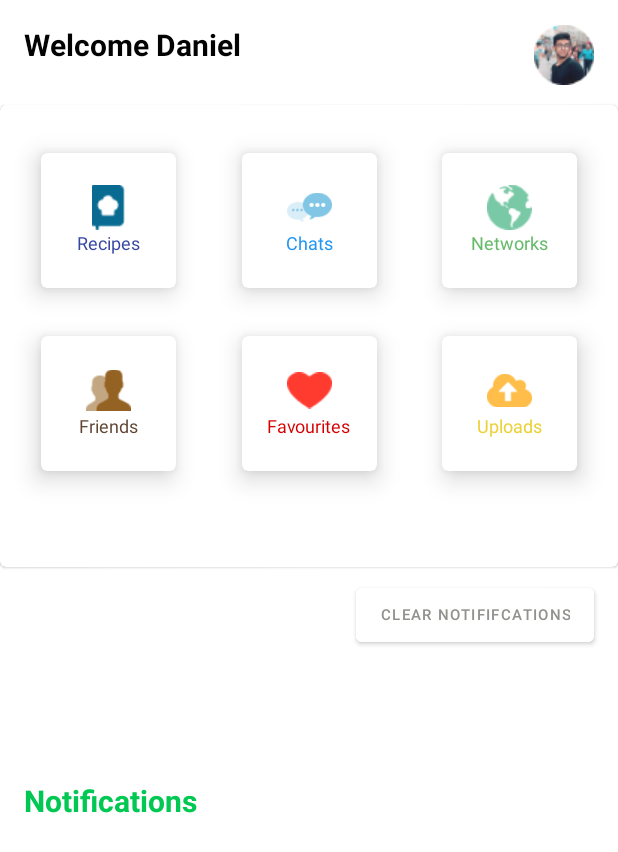
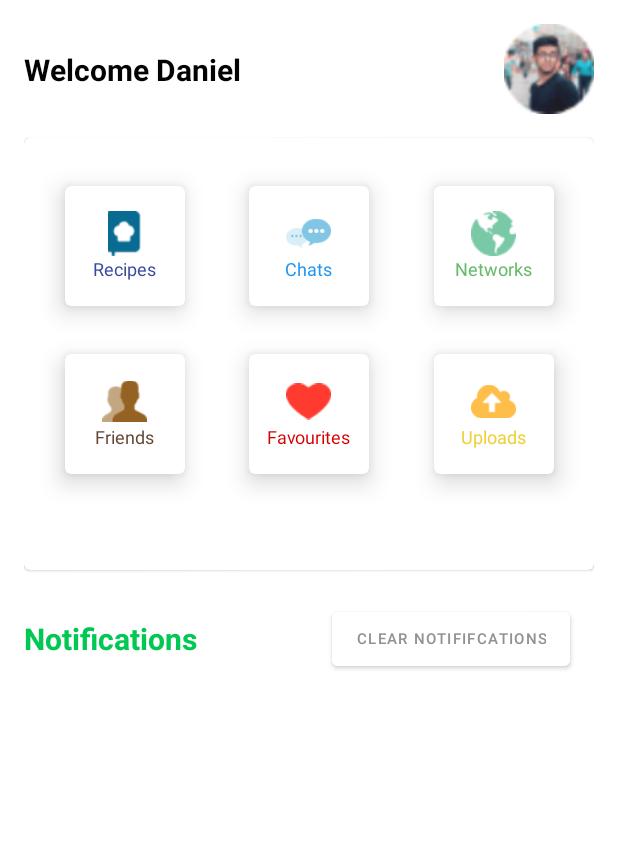
Before and after one commit to LifeofDan-EL/Recipe_Book, an Android app: the layout activity_home.xml on its own in the app's theme, with its tools: preview values and no code run, on a phone screen of 412 x 824 dp. Shown: the top 852 px of the screen. Run offline under Robolectric (Android 15) with nearby library versions, the phone set to English and light mode, and no system bars.

Commit message:
Fixed Home Recycler View Bug

```diff
--- a/app/src/main/res/layout/activity_home.xml
+++ b/app/src/main/res/layout/activity_home.xml
@@ -4,27 +4,25 @@
     xmlns:tools="http://schemas.android.com/tools"
     android:layout_width="match_parent"
     android:layout_height="match_parent"
+    android:padding="16dp"
     tools:context=".HomeActivity">
 
     <com.google.android.material.textview.MaterialTextView
         android:id="@+id/materialTextView"
-        android:layout_width="158dp"
-        android:layout_height="38dp"
-        android:layout_marginStart="16dp"
-        android:layout_marginTop="16dp"
+        android:layout_width="wrap_content"
+        android:layout_height="wrap_content"
         android:text="Welcome Daniel"
         android:textColor="@color/black"
         android:textSize="20sp"
         android:textStyle="bold"
+        app:layout_constraintBottom_toBottomOf="@+id/imageView2"
         app:layout_constraintStart_toStartOf="parent"
-        app:layout_constraintTop_toTopOf="parent" />
+        app:layout_constraintTop_toTopOf="@+id/imageView2" />
 
     <ImageView
         android:id="@+id/imageView2"
-        android:layout_width="40dp"
-        android:layout_height="57dp"
-        android:layout_marginTop="8dp"
-        android:layout_marginEnd="16dp"
+        android:layout_width="60dp"
+        android:layout_height="60dp"
         app:layout_constraintEnd_toEndOf="parent"
         app:layout_constraintTop_toTopOf="parent"
         app:srcCompat="@drawable/avatar_home" />
@@ -32,23 +30,22 @@
 
     <com.google.android.material.card.MaterialCardView
         android:id="@+id/materialCardView"
-        android:layout_width="match_parent"
+        android:layout_width="0dp"
         android:layout_height="wrap_content"
         android:layout_marginTop="16dp"
         app:layout_constraintEnd_toEndOf="parent"
-        app:layout_constraintHorizontal_bias="1.0"
         app:layout_constraintStart_toStartOf="parent"
-        app:layout_constraintTop_toBottomOf="@+id/materialTextView">
+        app:layout_constraintTop_toBottomOf="@+id/imageView2">
 
         <androidx.constraintlayout.widget.ConstraintLayout
             android:layout_width="match_parent"
-            android:layout_height="match_parent">
+            android:layout_height="wrap_content">
 
 
             <com.google.android.material.card.MaterialCardView
                 android:id="@+id/recipe_cardView"
-                android:layout_width="90sp"
-                android:layout_height="90sp"
+                android:layout_width="80sp"
+                android:layout_height="80sp"
                 android:layout_marginStart="16dp"
                 android:layout_marginTop="32dp"
                 android:layout_marginEnd="16dp"
@@ -82,8 +79,8 @@
             <com.google.android.material.card.MaterialCardView
 
                 android:id="@+id/chats_cardView"
-                android:layout_width="90sp"
-                android:layout_height="90sp"
+                android:layout_width="80sp"
+                android:layout_height="80sp"
                 android:layout_marginStart="16dp"
                 android:layout_marginTop="32dp"
                 android:layout_marginEnd="16dp"
@@ -118,8 +115,8 @@
             <com.google.android.material.card.MaterialCardView
 
                 android:id="@+id/network_cardView"
-                android:layout_width="90sp"
-                android:layout_height="90sp"
+                android:layout_width="80sp"
+                android:layout_height="80sp"
                 android:layout_marginStart="16dp"
                 android:layout_marginTop="32dp"
                 android:layout_marginEnd="16dp"
@@ -153,8 +150,8 @@
             <com.google.android.material.card.MaterialCardView
 
                 android:id="@+id/friends_cardView"
-                android:layout_width="90sp"
-                android:layout_height="90sp"
+                android:layout_width="80sp"
+                android:layout_height="80sp"
                 android:layout_marginStart="16dp"
 
                 android:layout_marginTop="32dp"
@@ -190,8 +187,8 @@
             <com.google.android.material.card.MaterialCardView
 
                 android:id="@+id/favourite_cardView"
-                android:layout_width="90sp"
-                android:layout_height="90sp"
+                android:layout_width="80sp"
+                android:layout_height="80sp"
                 android:layout_marginStart="16dp"
                 android:layout_marginTop="32dp"
                 android:layout_marginEnd="16dp"
@@ -226,8 +223,8 @@
 
             <com.google.android.material.card.MaterialCardView
                 android:id="@+id/uploads_cardView"
-                android:layout_width="90sp"
-                android:layout_height="90sp"
+                android:layout_width="80sp"
+                android:layout_height="80sp"
                 android:layout_marginStart="16dp"
                 android:layout_marginTop="32dp"
                 android:layout_marginEnd="16dp"
@@ -268,53 +265,37 @@
         android:id="@+id/materialTextView2"
         android:layout_width="wrap_content"
         android:layout_height="wrap_content"
-        android:layout_marginStart="16dp"
-        android:layout_marginTop="8dp"
+        android:layout_marginTop="32dp"
         android:text="@string/notifications"
         android:textColor="@color/green"
         android:textSize="20sp"
         android:textStyle="bold"
-        app:layout_constraintBottom_toTopOf="@+id/constraint_recycler"
         app:layout_constraintStart_toStartOf="parent"
         app:layout_constraintTop_toBottomOf="@+id/materialCardView"
-        app:layout_constraintVertical_bias="0.0" />
+      />
 
     <com.google.android.material.button.MaterialButton
         android:id="@+id/materialButton"
         android:layout_width="wrap_content"
         android:layout_height="wrap_content"
-        android:layout_marginTop="8dp"
         android:layout_marginEnd="16dp"
         android:backgroundTint="@color/white"
         android:elevation="1dp"
         android:text="@string/clear_notififcations"
         android:textColor="@color/grey"
         android:textSize="10sp"
-        app:layout_constraintBottom_toTopOf="@+id/constraint_recycler"
+        app:layout_constraintBottom_toBottomOf="@+id/materialTextView2"
         app:layout_constraintEnd_toEndOf="parent"
-        app:layout_constraintTop_toBottomOf="@+id/materialCardView"
-        app:layout_constraintVertical_bias="0.0" />
+        app:layout_constraintTop_toTopOf="@+id/materialTextView2"/>
 
-    <androidx.constraintlayout.widget.ConstraintLayout
-        android:id="@+id/constraint_recycler"
+
+    <androidx.recyclerview.widget.RecyclerView
+        android:id="@+id/home_recycler"
         android:layout_width="match_parent"
-        android:layout_height="wrap_content"
-        android:layout_marginTop="8dp"
+        android:layout_height="0dp"
+        android:layout_marginTop="16dp"
         app:layout_constraintBottom_toBottomOf="parent"
-        app:layout_constraintEnd_toEndOf="parent"
-        app:layout_constraintStart_toStartOf="parent"
-        app:layout_constraintTop_toBottomOf="@+id/materialTextView2">
-
-        <androidx.recyclerview.widget.RecyclerView
-            android:id="@+id/home_recycler"
-            android:layout_width="match_parent"
-            android:layout_height="wrap_content"
-            android:layout_marginLeft="8dp"
-            android:layout_marginRight="8dp"
-            app:layout_constraintBottom_toBottomOf="parent"
-            app:layout_constraintLeft_toLeftOf="parent"
-            app:layout_constraintRight_toRightOf="parent"
-            app:layout_constraintTop_toTopOf="parent" />
-    </androidx.constraintlayout.widget.ConstraintLayout>
-
+        app:layout_constraintLeft_toLeftOf="parent"
+        app:layout_constraintRight_toRightOf="parent"
+        app:layout_constraintTop_toBottomOf="@+id/materialButton" />
 </androidx.constraintlayout.widget.ConstraintLayout>
--- a/app/src/main/res/layout/activity_main.xml
+++ b/app/src/main/res/layout/activity_main.xml
@@ -5,13 +5,13 @@
     android:layout_width="match_parent"
     android:layout_height="match_parent"
     android:background="@drawable/background"
-    tools:context=".LoginActivity">
+    tools:context=".LoginActivity"
+    android:padding="16dp">
 
     <com.google.android.material.textview.MaterialTextView
         android:id="@+id/welcome"
         android:layout_width="wrap_content"
         android:layout_height="wrap_content"
-        android:layout_marginStart="16dp"
         android:layout_marginTop="72dp"
         android:text="@string/welcome_to"
         android:textColor="#F1F8E9"
@@ -40,7 +40,6 @@
         android:layout_width="83dp"
         android:layout_height="51dp"
         android:layout_marginTop="76dp"
-        android:layout_marginEnd="16dp"
         android:contentDescription="TODO"
         app:layout_constraintEnd_toEndOf="parent"
         app:layout_constraintTop_toTopOf="parent"
@@ -50,12 +49,11 @@
         android:id="@+id/editTextEmail"
         android:layout_width="match_parent"
         android:layout_height="50sp"
-        android:layout_marginStart="16dp"
         android:layout_marginTop="88dp"
-        android:layout_marginEnd="16dp"
         android:background="@drawable/inputrounded"
         android:ems="10"
         android:hint="@string/email"
+        android:paddingStart="10dp"
         android:inputType="textEmailAddress"
         app:layout_constraintEnd_toEndOf="parent"
         app:layout_constraintHorizontal_bias="0.45"
@@ -67,11 +65,10 @@
         android:id="@+id/editText4"
         android:layout_width="match_parent"
         android:layout_height="50sp"
-        android:layout_marginStart="16dp"
         android:layout_marginTop="16dp"
-        android:layout_marginEnd="16dp"
         android:background="@drawable/inputrounded"
         android:ems="10"
+        android:paddingStart="10dp"
         android:hint="@string/password"
         android:inputType="textPassword"
         app:layout_constraintEnd_toEndOf="parent"
@@ -85,7 +82,6 @@
         android:layout_width="wrap_content"
         android:layout_height="wrap_content"
         android:layout_marginTop="4dp"
-        android:layout_marginEnd="16dp"
         android:text="Forgot Password?"
         android:textColor="#F1F8E9"
         app:layout_constraintEnd_toEndOf="parent"
@@ -96,9 +92,7 @@
         android:id="@+id/loginbutton"
         android:layout_width="match_parent"
         android:layout_height="53dp"
-        android:layout_marginStart="16dp"
         android:layout_marginTop="20dp"
-        android:layout_marginEnd="16dp"
         android:text="Login"
         app:cornerRadius="10sp"
         android:backgroundTint="@color/white"
@@ -114,9 +108,7 @@
         android:id="@+id/textView"
         android:layout_width="wrap_content"
         android:layout_height="wrap_content"
-        android:layout_marginStart="16dp"
         android:layout_marginTop="8dp"
-        android:layout_marginEnd="16dp"
         android:text="Login with"
         android:textColor="@color/white"
         android:textStyle="bold"
@@ -128,9 +120,7 @@
         android:id="@+id/button"
         android:layout_width="wrap_content"
         android:layout_height="wrap_content"
-        android:layout_marginStart="16dp"
         android:layout_marginTop="16dp"
-        android:layout_marginEnd="16dp"
         android:backgroundTint="@color/blue"
         app:icon="@drawable/ffbicon"
         app:layout_constraintEnd_toStartOf="@+id/button2"
@@ -168,9 +158,7 @@
         android:id="@+id/button3"
         android:layout_width="310dp"
         android:layout_height="54dp"
-        android:layout_marginStart="16dp"
         android:layout_marginTop="16dp"
-        android:layout_marginEnd="16dp"
         app:cornerRadius="10sp"
         android:backgroundTint="@color/green"
         android:text="Create an account"
```
